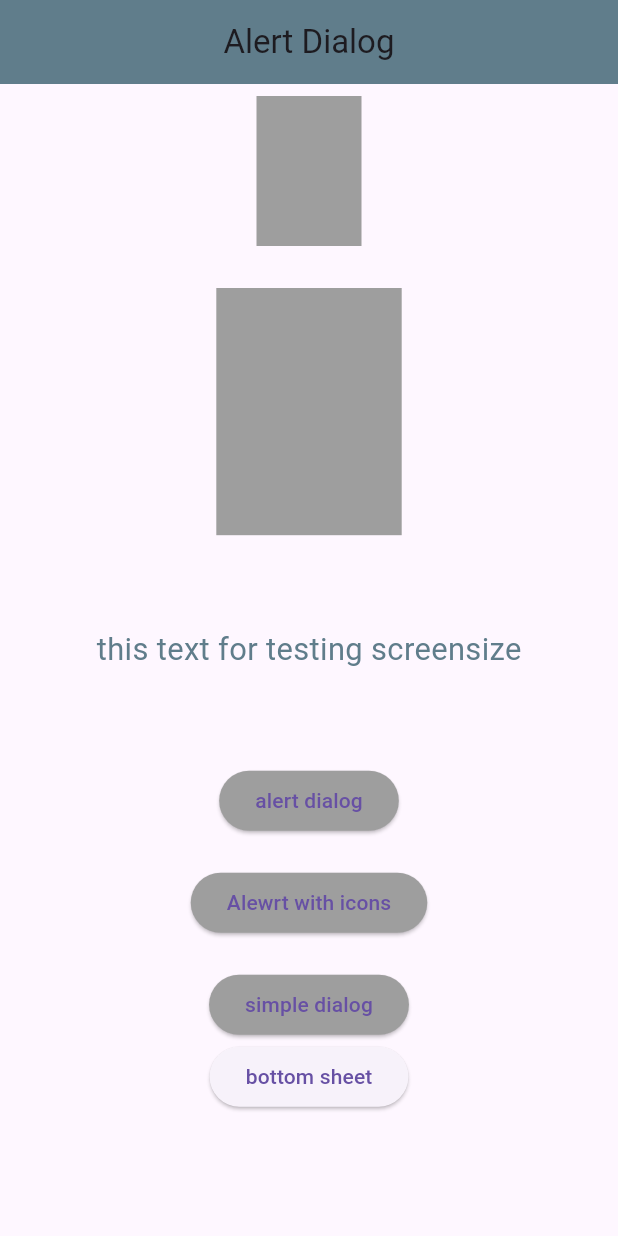
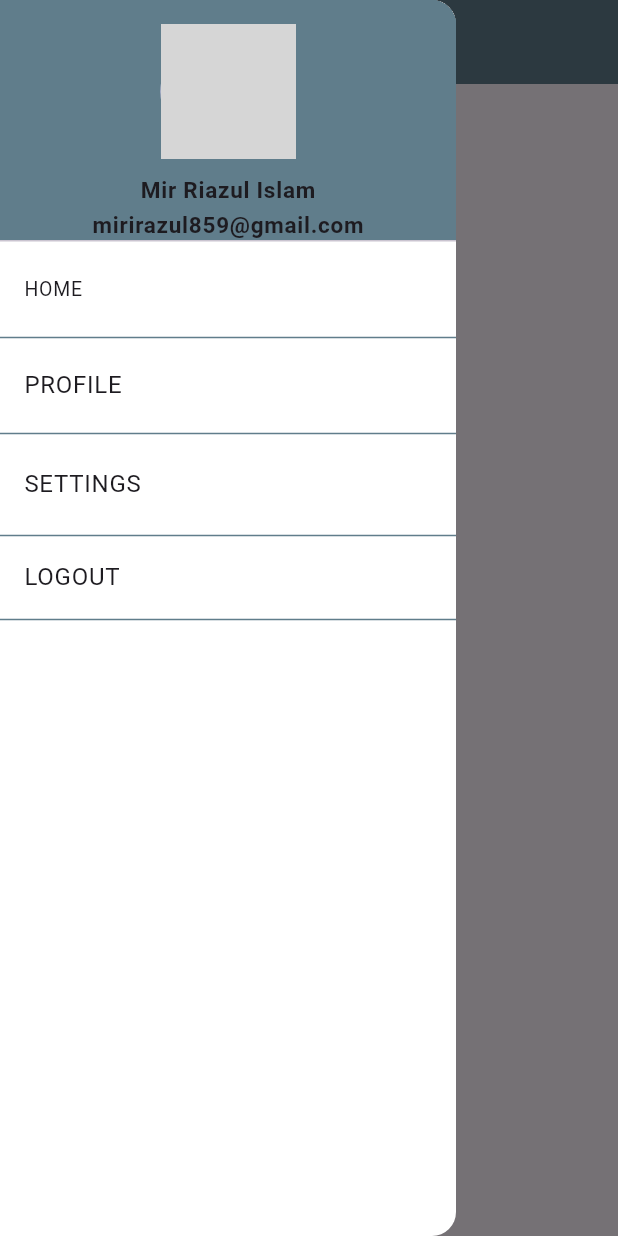
Before and after one commit to MIR-RIAZUL/ostad_11, a Flutter app: the screen it shows after launch, with the side drawer open (before the commit the screen has no drawer), on a phone screen of 412 x 824 dp. Run offline on Flutter 3.47's test engine with Material 3 defaults, Android fonts, the phone set to English and light mode, and no system bars; network calls fail; grey boxes are pictures that could not be loaded.

Commit message:
Add new Drawer component with profile and menu options. Update imports and set class2_m9 as the default home screen.

```diff
--- a/lib/app.dart
+++ b/lib/app.dart
@@ -1,6 +1,5 @@
+import 'package:first/module_9/class_2_module_9.dart';
 import 'package:flutter/material.dart';
-
-import 'module_9/class_1_module_9.dart';
 
 class MyApp extends StatelessWidget {
   MyApp({super.key});
@@ -10,7 +9,7 @@ class MyApp extends StatelessWidget {
     return MaterialApp(
       debugShowCheckedModeBanner: false,
       title: 'flutter batch 11',
-      home: Alert(),
+      home: class2_m9(),
     );
   }
 }
--- /dev/null
+++ b/lib/module_9/class_2_module_9.dart
@@ -0,0 +1,65 @@
+import 'package:flutter/material.dart';
+
+class class2_m9 extends StatelessWidget {
+  const class2_m9({super.key});
+
+  @override
+  Widget build(BuildContext context) {
+    return Scaffold(
+      appBar: AppBar(
+        title: Text("Class 2 Module 9"),
+        backgroundColor: Colors.blueGrey,
+      ),
+      drawer: Drawer(
+        backgroundColor: Colors.white,
+        child: ListView(
+          children: [
+            DrawerHeader(
+              decoration: BoxDecoration(color: Colors.blueGrey),
+              child: Column(
+                children: [
+                  CircleAvatar(
+                    radius: 45,
+
+                    backgroundImage: NetworkImage(
+                      "https://i.pinimg.com/736x/de/f1/f3/def1f3321c7340363d5e60657d4aef59.jpg",
+                    ),
+                  ),
+                  SizedBox(height: 10),
+                  Text(
+                    "Mir Riazul Islam",
+                    style: TextStyle(fontSize: 15, fontWeight: FontWeight.bold),
+                  ),
+                  Text(
+                    "mirirazul859@gmail.com",
+                    style: TextStyle(fontSize: 15, fontWeight: FontWeight.bold),
+                  ),
+                ],
+              ),
+            ),
+            ListTile(dense: true, title: Text("HOME"), onTap: () {}),
+            Divider(color: Colors.blueGrey, thickness: 1),
+            ListTile(
+              visualDensity: (VisualDensity.compact),
+              title: Text("PROFILE"),
+              onTap: () {},
+            ),
+            Divider(color: Colors.blueGrey, thickness: 1),
+            ListTile(
+              visualDensity: VisualDensity.comfortable,
+              title: Text("SETTINGS"),
+              onTap: () {},
+            ),
+            Divider(color: Colors.blueGrey, thickness: 1),
+            ListTile(
+              visualDensity: VisualDensity(horizontal: 0, vertical: -4),
+              title: Text("LOGOUT"),
+              onTap: () {},
+            ),
+            Divider(color: Colors.blueGrey, thickness: 1),
+          ],
+        ),
+      ),
+    );
+  }
+}
```
